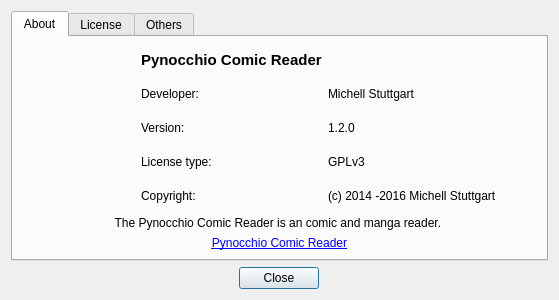
This is resources/ui_files/about_dialog.ui in mstuttgart/pynocchio as Qt 5 draws it before an edit. The edited form follows.
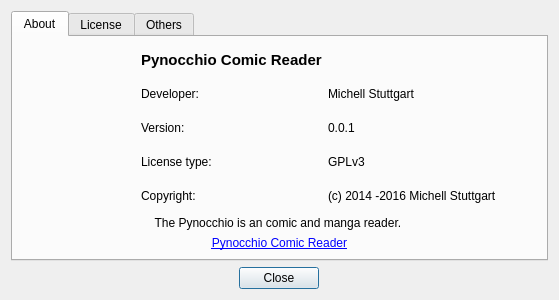
This is the edited form. Icons and pictures are not drawn.

```diff
--- a/resources/ui_files/about_dialog.ui
+++ b/resources/ui_files/about_dialog.ui
@@ -138,7 +138,7 @@
              <item row="2" column="1">
               <widget class="QLabel" name="label_6">
                <property name="text">
-                <string>1.2.0</string>
+                <string>0.0.1</string>
                </property>
               </widget>
              </item>
@@ -176,7 +176,7 @@
          <item>
           <widget class="QLabel" name="label_10">
            <property name="text">
-            <string>The Pynocchio Comic Reader is an comic and manga reader. </string>
+            <string>The Pynocchio is an comic and manga reader. </string>
            </property>
            <property name="alignment">
             <set>Qt::AlignCenter</set>
```
Left out of the diff: 4 changed lines with no effect on the pictures.
